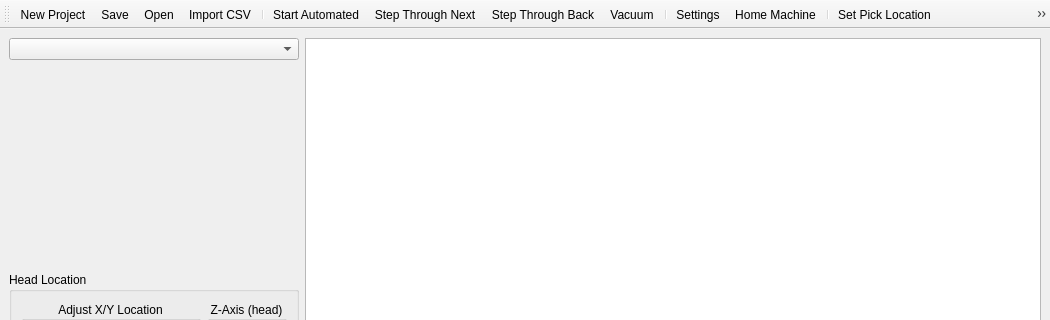
Old version of the form mainwindow.ui in the repository deveshrai/EasyPicker; both pictures show x 0 to 1050 and y 0 to 320 of the 1050 by 819 pixel window.
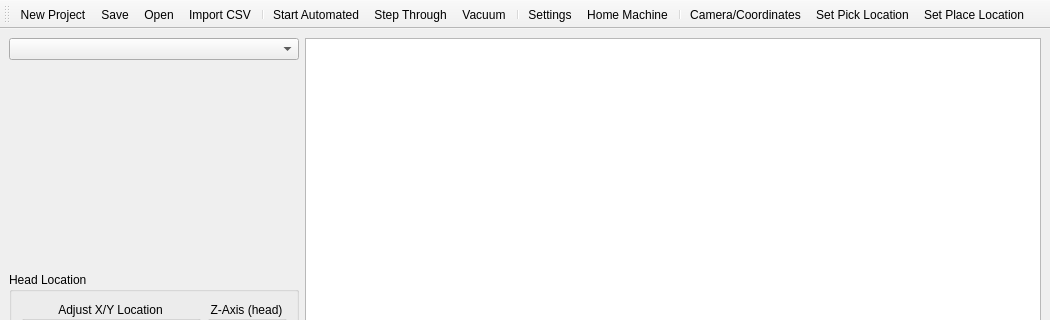
New version of the form. Icons and pictures are not drawn.

Commit message: Camera Offsets for endoscope Camera and seperated functions for moveTo() and jogTo()

The edit to the form file:
```diff
--- a/mainwindow.ui
+++ b/mainwindow.ui
@@ -487,12 +487,12 @@
    <addaction name="separator"/>
    <addaction name="actionStart_Automated"/>
    <addaction name="actionStep_Through_Next"/>
-   <addaction name="actionStep_Through_Back"/>
    <addaction name="actionVacuum"/>
    <addaction name="separator"/>
    <addaction name="actionSettings"/>
    <addaction name="actionHome_Machine"/>
    <addaction name="separator"/>
+   <addaction name="actionCamera_Coordinates"/>
    <addaction name="actionSet_Pick_Up_Location"/>
    <addaction name="actionSet_Place_Location"/>
   </widget>
@@ -550,7 +550,7 @@
      <normaloff>:/new/Icons/icons8-obstruction-lights-on-80.png</normaloff>:/new/Icons/icons8-obstruction-lights-on-80.png</iconset>
    </property>
    <property name="text">
-    <string>Step Through Next</string>
+    <string>Step Through</string>
    </property>
   </action>
   <action name="actionStep_Through_Back">
@@ -631,6 +631,18 @@
     <string>Save Project</string>
    </property>
   </action>
+  <action name="actionCamera_Coordinates">
+   <property name="checkable">
+    <bool>true</bool>
+   </property>
+   <property name="icon">
+    <iconset resource="Icons.qrc">
+     <normaloff>:/new/Icons/icons8-coordinate-system-80.png</normaloff>:/new/Icons/icons8-coordinate-system-80.png</iconset>
+   </property>
+   <property name="text">
+    <string>Camera/Coordinates</string>
+   </property>
+  </action>
  </widget>
  <resources>
   <include location="Icons.qrc"/>
```
The commit also changes 4 other files.
